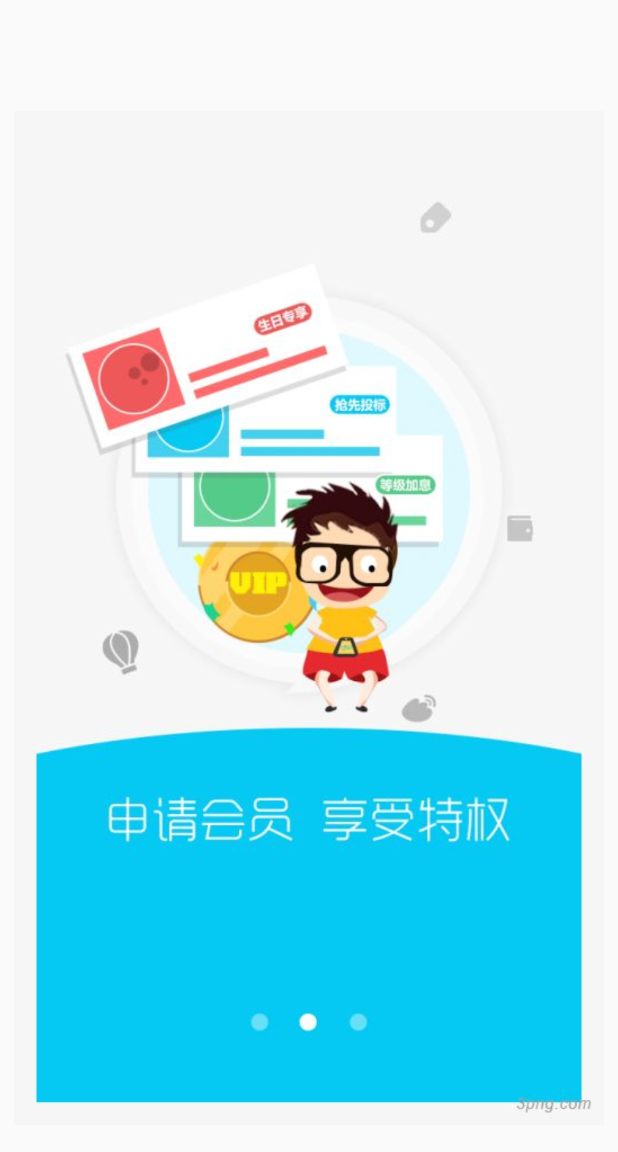
After one commit to 987625922/MyAndroidLearn, an Android app: the ViewpagerActivity screen opened directly, with no data from a screen before it, on a phone screen of 412 x 824 dp. The commit adds this screen. Shown: the top 1152 px of the screen. Run offline under Robolectric (Android 15) with nearby library versions, the phone set to English and light mode, and no system bars.

Commit message:
添加viewpager实现引导图

```diff
--- a/app/build.gradle
+++ b/app/build.gradle
@@ -36,6 +36,7 @@ android {
 //    签名配置
     buildTypes {
         release {
+            buildConfigField "boolean", "DebugMode", "true"//关闭DEBUG
             minifyEnabled true
             useProguard true
             proguardFiles getDefaultProguardFile('proguard-android.txt'), 'proguard-rules.pro'
@@ -45,6 +46,7 @@ android {
             minifyEnabled false
             useProguard false
             minifyEnabled false
+            buildConfigField "boolean", "DebugMode", "true"//关闭DEBUG
         }
     }
 
--- a/app/src/main/AndroidManifest.xml
+++ b/app/src/main/AndroidManifest.xml
@@ -52,6 +52,8 @@
         <activity android:name="com.wind.wind.myapplication.ijkplayer.IjkplayActivity"/>
         <activity android:name="com.wind.wind.myapplication.ijkplayer.VideoPlayerActivity"
             />
+        <!-- viewpager实现广告页 -->
+        <activity android:name="com.wind.wind.myapplication.viewpager.ViewpagerActivity"/>
     </application>
 
 </manifest>
--- /dev/null
+++ b/app/src/main/java/com/wind/wind/myapplication/viewpager/ViewPagerAdapter.java
@@ -0,0 +1,41 @@
+package com.wind.wind.myapplication.viewpager;
+
+
+import android.support.v4.view.PagerAdapter;
+import android.view.View;
+import android.view.ViewGroup;
+
+import java.util.List;
+
+public class ViewPagerAdapter extends PagerAdapter {
+
+    private List<View> mListViews;
+
+    public ViewPagerAdapter(List<View> mListViews) {
+        this.mListViews = mListViews;//构造方法，参数是我们的页卡，这样比较方便。
+    }
+
+    @Override
+    public void destroyItem(ViewGroup container, int position, Object object) 	{
+        container.removeView(mListViews.get(position));//删除页卡
+    }
+
+
+    @Override
+    public Object instantiateItem(ViewGroup container, int position) {	//这个方法用来实例化页卡
+        container.addView(mListViews.get(position), 0);//添加页卡
+        return mListViews.get(position);
+    }
+
+    @Override
+    public int getCount() {
+        return  mListViews.size();//返回页卡的数量
+    }
+
+    @Override
+    public boolean isViewFromObject(View arg0, Object arg1) {
+        return arg0==arg1;//官方提示这样写
+    }
+
+
+}
--- /dev/null
+++ b/app/src/main/java/com/wind/wind/myapplication/viewpager/ViewpagerActivity.java
@@ -0,0 +1,157 @@
+package com.wind.wind.myapplication.viewpager;
+
+import android.support.v4.view.ViewPager;
+import android.view.View;
+import android.widget.ImageView;
+import android.widget.LinearLayout;
+
+import com.wind.wind.myapplication.BaseActivity;
+import com.wyt.zdf.myapplication.R;
+
+import java.util.ArrayList;
+
+public class ViewpagerActivity extends BaseActivity implements  ViewPager.OnPageChangeListener, View.OnClickListener {
+    // 定义ViewPager对象
+    private ViewPager viewPager;
+
+    // 定义ViewPager适配器
+    private ViewPagerAdapter vpAdapter;
+
+    // 定义一个ArrayList来存放View
+    private ArrayList<View> views;
+
+    // 引导图片资源
+    private static final int[] pics = { R.mipmap.guide1, R.mipmap.guide2,
+            R.mipmap.guide3, R.mipmap.guide4 };
+
+    // 底部小点的图片
+    private ImageView[] points;
+
+    // 记录当前选中位置
+    private int currentIndex;
+
+    @Override
+    protected int getLayout() {
+        return R.layout.activity_viewpager;
+    }
+
+    @Override
+    protected void findView() {
+        viewPager = findViewById(R.id.viewpager);
+    }
+
+    @Override
+    protected void setListener() {
+        // 实例化ArrayList对象
+        views = new ArrayList<View>();
+
+        // 实例化ViewPager
+        viewPager = (ViewPager) findViewById(R.id.viewpager);
+
+        // 实例化ViewPager适配器
+        vpAdapter = new ViewPagerAdapter(views);
+
+    }
+
+    @Override
+    protected void initData() {
+
+        // 定义一个布局并设置参数
+        LinearLayout.LayoutParams mParams = new LinearLayout.LayoutParams(
+                LinearLayout.LayoutParams.MATCH_PARENT,
+                LinearLayout.LayoutParams.MATCH_PARENT);
+
+        // 初始化引导图片列表
+        for (int i = 0; i < pics.length; i++) {
+            ImageView iv = new ImageView(this);
+            iv.setLayoutParams(mParams);
+            iv.setImageResource(pics[i]);
+            views.add(iv);
+        }
+
+        // 设置数据
+        //前面的views中没有数据 在前面的循环中才插入数据 而此时vpAdapter中已经有数据说明
+        //初始化adapter的时候 参数传递是传引用
+        viewPager.setAdapter(vpAdapter);
+        // 设置监听
+        viewPager.addOnPageChangeListener(this);
+        initPoint();
+    }
+
+    /**
+     * 初始化底部小点
+     */
+    private void initPoint() {
+        LinearLayout linearLayout =  findViewById(R.id.linearLayout);
+
+        points = new ImageView[pics.length];
+
+        // 循环取得小点图片
+        for (int i = 0; i < pics.length; i++) {
+            // 得到一个LinearLayout下面的每一个子元素
+            points[i] = (ImageView) linearLayout.getChildAt(i);
+            // 默认都设为灰色
+            points[i].setEnabled(true);
+            // 给每个小点设置监听
+            points[i].setOnClickListener(this);
+            // 设置位置tag，方便取出与当前位置对应
+            points[i].setTag(i);
+        }
+
+        // 设置当面默认的位置
+        currentIndex = 0;
+        // 设置为白色，即选中状态
+        points[currentIndex].setEnabled(false);
+    }
+
+
+    @Override
+    public void onPageScrolled(int i, float v, int i1) {
+
+    }
+
+    @Override
+    public void onPageSelected(int i) {
+
+        setCurDot(i);
+    }
+
+    @Override
+    public void onPageScrollStateChanged(int i) {
+
+    }
+
+    @Override
+    public void onClick(View v) {
+        int position = (Integer) v.getTag();
+        setCurView(position);
+        setCurDot(position);
+    }
+
+    /**
+     * 设置当前页面的位置
+     */
+    private void setCurView(int position) {
+        // 排除异常情况
+        if (position < 0 || position >= pics.length) {
+            return;
+        }
+        viewPager.setCurrentItem(position);
+    }
+
+    /**
+     * 设置当前的小点的位置
+     */
+    private void setCurDot(int positon) {
+        // 排除异常情况
+        if (positon < 0 || positon > pics.length - 1 || currentIndex == positon) {
+            return;
+        }
+        points[positon].setEnabled(false);
+        points[currentIndex].setEnabled(true);
+
+        currentIndex = positon;
+    }
+
+
+}
--- /dev/null
+++ b/app/src/main/res/drawable/point.xml
@@ -0,0 +1,6 @@
+<?xml version="1.0" encoding="UTF-8"?>
+<selector
+    xmlns:android="http://schemas.android.com/apk/res/android">
+    <item android:state_enabled="false" android:drawable="@mipmap/ic_launcher" />
+    <item android:state_enabled="true" android:drawable="@mipmap/ic_launcher" />
+</selector>
--- /dev/null
+++ b/app/src/main/res/layout/activity_viewpager.xml
@@ -0,0 +1,68 @@
+<?xml version="1.0" encoding="utf-8"?>
+<android.support.constraint.ConstraintLayout
+    xmlns:android="http://schemas.android.com/apk/res/android"
+    xmlns:app="http://schemas.android.com/apk/res-auto"
+    android:layout_width="match_parent"
+    android:layout_height="match_parent">
+    <LinearLayout
+        android:id="@+id/linearLayout"
+        android:layout_width="wrap_content"
+        android:layout_height="wrap_content"
+        android:layout_alignParentBottom="true"
+        android:layout_centerHorizontal="true"
+        android:layout_marginBottom="8dp"
+        android:layout_marginEnd="8dp"
+        android:layout_marginStart="8dp"
+        app:layout_constraintBottom_toBottomOf="@+id/viewpager"
+        app:layout_constraintEnd_toEndOf="parent"
+        app:layout_constraintStart_toStartOf="parent">
+
+        <ImageView
+            android:layout_width="15dp"
+            android:layout_height="15dp"
+            android:layout_gravity="center_vertical"
+            android:clickable="true"
+            android:padding="15dip"
+            android:src="@drawable/point" />
+
+        <ImageView
+            android:layout_width="15dp"
+            android:layout_height="15dp"
+            android:layout_gravity="center_vertical"
+            android:clickable="true"
+            android:padding="15dip"
+            android:src="@drawable/point" />
+
+        <ImageView
+            android:layout_width="15dp"
+            android:layout_height="15dp"
+            android:layout_gravity="center_vertical"
+            android:clickable="true"
+            android:padding="15dip"
+            android:src="@drawable/point" />
+
+        <ImageView
+            android:layout_width="15dp"
+            android:layout_height="15dp"
+            android:layout_gravity="center_vertical"
+            android:clickable="true"
+            android:padding="15dip"
+            android:src="@drawable/point" />
+    </LinearLayout>
+    <android.support.v4.view.ViewPager
+        android:id="@+id/viewpager"
+        android:layout_width="match_parent"
+        android:layout_height="match_parent"
+        android:layout_gravity="center"
+        android:layout_marginBottom="8dp"
+        android:layout_marginEnd="8dp"
+        android:layout_marginStart="8dp"
+        android:layout_marginTop="8dp"
+        app:layout_constraintBottom_toBottomOf="parent"
+        app:layout_constraintEnd_toEndOf="parent"
+        app:layout_constraintStart_toStartOf="parent"
+        app:layout_constraintTop_toTopOf="parent" />
+
+
+
+</android.support.constraint.ConstraintLayout>
```
Also changed, not shown: app/src/main/java/com/wind/wind/myapplication/MainActivity.java (+10 -0 lines), app/src/main/java/com/wind/wind/myapplication/bassis/Utils/LogUtil.java (added, +46 -0 lines), app/src/main/res/layout/activity_home.xml (+10 -0 lines), app/src/main/res/drawable/error.jpg (deleted), app/src/main/res/drawable/loading.jpg (deleted), app/src/main/res/mipmap-mdpi/guide1.png (added), app/src/main/res/mipmap-mdpi/guide2.png (added), app/src/main/res/mipmap-mdpi/guide3.png (added), app/src/main/res/mipmap-mdpi/guide4.png (added).
